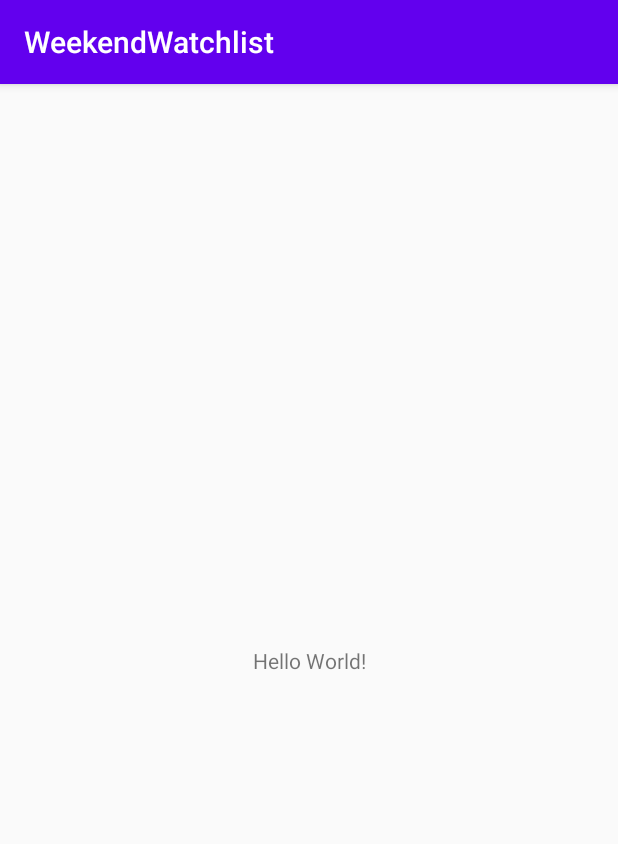
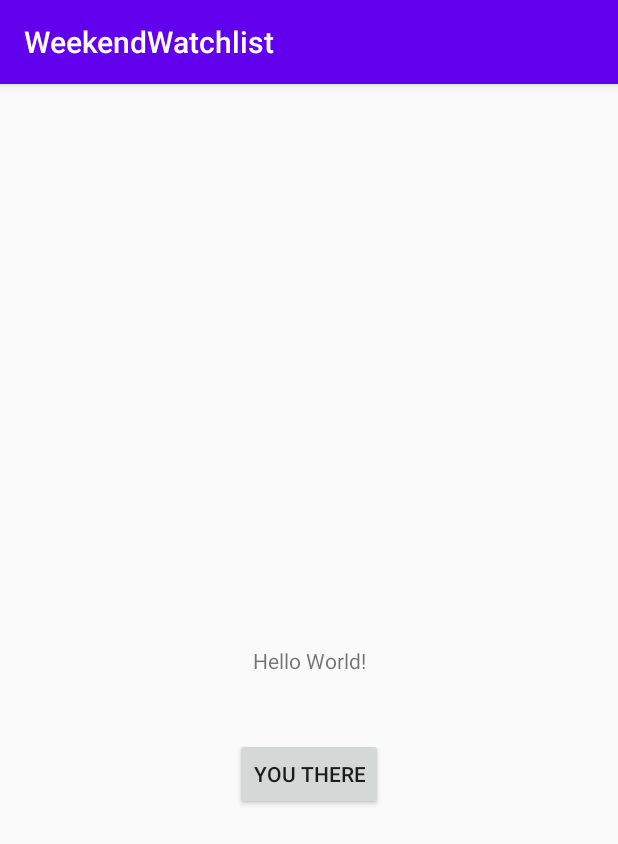
Before and after one commit to megsgaard/WeekendWatchlist, an Android app: the screen it shows after launch (MainActivity), on a phone screen of 412 x 824 dp. Shown: the top 844 px of the screen. Run offline under Robolectric (Android 15) with nearby library versions, the phone set to English and light mode, and no system bars.

Commit message:
Tilføjet knap i main til test af GitHub

```diff
--- a/app/src/main/res/layout/activity_main.xml
+++ b/app/src/main/res/layout/activity_main.xml
@@ -7,6 +7,7 @@
     tools:context=".MainActivity">
 
     <TextView
+        android:id="@+id/textView"
         android:layout_width="wrap_content"
         android:layout_height="wrap_content"
         android:text="Hello World!"
@@ -15,4 +16,14 @@
         app:layout_constraintRight_toRightOf="parent"
         app:layout_constraintTop_toTopOf="parent" />
 
+    <Button
+        android:id="@+id/button"
+        android:layout_width="wrap_content"
+        android:layout_height="wrap_content"
+        android:layout_marginTop="42dp"
+        android:text="YOU THERE"
+        app:layout_constraintEnd_toEndOf="parent"
+        app:layout_constraintStart_toStartOf="parent"
+        app:layout_constraintTop_toBottomOf="@+id/textView" />
+
 </androidx.constraintlayout.widget.ConstraintLayout>
```
